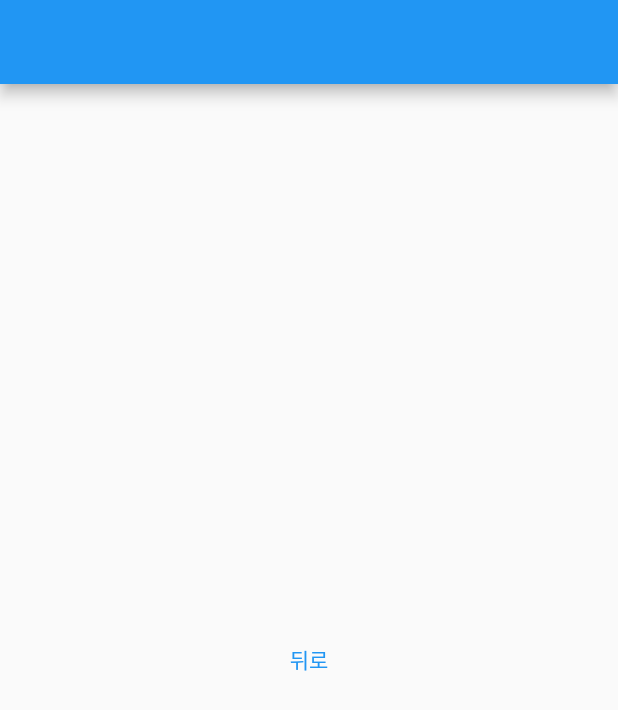
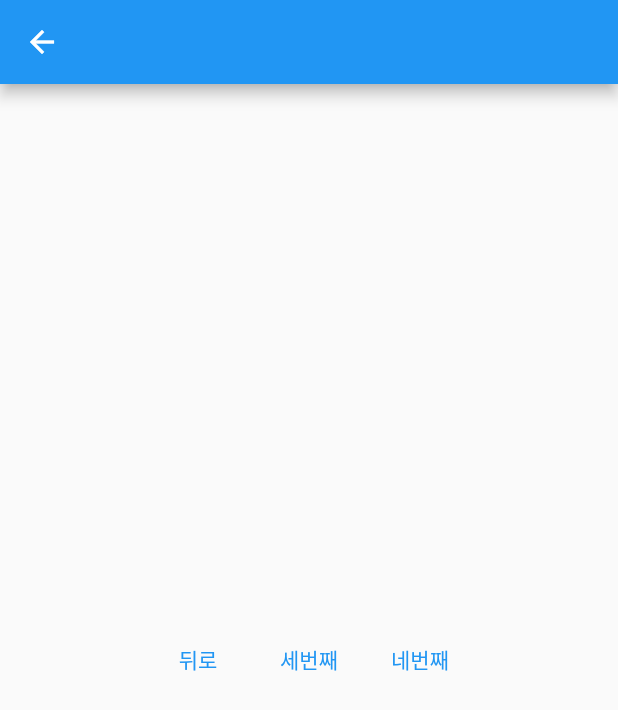
Before and after one commit to AppLutter/flutter-go-router-practice, a Flutter app: the HomeScreen screen opened by its route, after a tap on "123", on a phone screen of 412 x 824 dp. Shown: the top 710 px of the screen. Run offline on Flutter 3.47's test engine with Material 2 defaults, Android fonts, the phone set to English and light mode, and no system bars; our stand-ins replace go_router.

Commit message:
GoRouter 1차 공부 완료

```diff
--- a/lib/route.dart
+++ b/lib/route.dart
@@ -1,11 +1,29 @@
 import 'package:flutter/material.dart';
+import 'package:flutter_go_router_practice/screens/fourth_screen.dart';
 import 'package:flutter_go_router_practice/screens/home_screen.dart';
 import 'package:flutter_go_router_practice/screens/second_screen.dart';
+import 'package:flutter_go_router_practice/screens/third_screen.dart';
 import 'package:go_router/go_router.dart';
 
-final navigatorKey = GlobalKey<NavigatorState>();
+final _rootNavigatorKey = GlobalKey<NavigatorState>();
+final _shellNavigatorKey = GlobalKey<NavigatorState>();
 const rootScreen = '/';
-const secondScreen = '/second';
+const secondScreen = 'second';
+const thirdScreen = 'third';
+// const fourthScreen = 'fourth';
+const shellOneScreen = 'shellOne';
+const shellTwoScreen = 'shellTwo';
+
+const List<BottomNavigationBarItem> bottomItems = [
+  BottomNavigationBarItem(
+    icon: Icon(Icons.ac_unit),
+    label: shellOneScreen,
+  ),
+  BottomNavigationBarItem(
+    icon: Icon(Icons.access_alarm_rounded),
+    label: shellTwoScreen,
+  ),
+];
 
 class MyRouter {
   /// GoRouter : 앱의 경로 구성
@@ -39,21 +57,19 @@ class MyRouter {
 
     /// initialLocation: 초기 경로 설정
     /// 아무 설정 없으면 초기 경로 '/'
-    // initialLocation :
+    // initialLocation :rootScreen,
 
     /// observers : [NavigatorObserver]들의 목록 didPush, didPop 등의 [Navigator]의 상태 변화
     /// 또는 didRemove 등 [Route] 상태 변화에 따라 조치를 취하거나 단순 관찰할 때 쓰임
     // observers: <NavigatorObserver>[],
 
-
     /// navigatorKey: context 없이 참조할 때 쓰는 key..
     /// context가 없는 곳에서 사용한다기 보다는 이 key를 가지고 있는 Navigator가 context나 state가 있다면(not Null)
     /// 각종 정보를 얻거나 메서드 실행 가능
-    // navigatorKey:
+    navigatorKey: _rootNavigatorKey,
 
     /// debugLogDiagnostics : true 설정시 아래 경우를 로그로 출력함
     /// [Route] 전환시 발생한 에러, 현재 [Route]와 이전 [Route] 정보, [Route] 파라미터 정보
-
 
     /// restorationScopeId 등록 [Restoration] 참고
     // restorationScopeId:
@@ -65,6 +81,8 @@ class MyRouter {
       /// 일치하는 [parentNavigatorKey]가 있는 [Navigator]에 제공
       ///
       GoRoute(
+          // parentNavigatorKey: _rootNavigatorKey,
+
           /// name : 선택 옵션으로 경로의 이름
           /// 사용하는 경우 문자열 제공해야하며 빈 문자열 불가
           /// GoRouter.namedLocation에서 사용된다. 정확한 URI를 몰라도 이 경로를 탐색하는데 사용가능
@@ -76,22 +94,78 @@ class MyRouter {
           /// 보통 상태관리의 Status로 분기함
           // redirect: (context,state){},
           builder: (context, state) => const HomeScreen(),
+          routes: [
+            GoRoute(
+              // parentNavigatorKey: _rootNavigatorKey,
+              path: secondScreen,
+              builder: (context, state) => const SecondScreen(),
+            ),
+            GoRoute(
+              // parentNavigatorKey: _rootNavigatorKey,
+              path: thirdScreen,
+              name: thirdScreen,
+              builder: (context, state) => const ThirdScreen(),
+            ),
+            ShellRoute(
+              navigatorKey: _shellNavigatorKey,
+              builder: (context, state, child) => Scaffold(
+                appBar: AppBar(),
+                bottomNavigationBar: BottomNavigationBar(
+                  items: bottomItems,
+                  onTap: (index) {
+                    context.goNamed(bottomItems[index].label!);
+                  },
+                ),
+                body: child,
+              ),
+              routes: [
+                GoRoute(
+                  parentNavigatorKey: _shellNavigatorKey,
+                  path: shellOneScreen,
+                  name: shellOneScreen,
+                  pageBuilder: (context, state) => const NoTransitionPage(
+                    child: Center(
+                      child: Text('shell_1'),
+                    ),
+                  ),
+                ),
+                GoRoute(
+                  parentNavigatorKey: _shellNavigatorKey,
+                  path: shellTwoScreen,
+                  name: shellTwoScreen,
+                  pageBuilder: (context, state) => const NoTransitionPage(
+                    child: Center(
+                      child: Text('shell_2'),
+                    ),
+                  ),
+                ),
+              ],
+            ),
+          ]
 
           /// parentNavigatorKey : 화면을 표시할 [Navigator]를 지정하는 키(옵션)
           /// 루트 [Navigator]를 지정하면 가장 가까운 [ShellRoute] 조상 대신 해당 [Navigator]가 쌓임
           // parentNavigatorKey: navigatorKey,
+          ),
+
+      /// ShellRoute : 주변에 UI Shell로 둘러싸인 [Route]
+      // ShellRoute(
+      //   navigatorKey: _shellNavigatorKey,
+      //   builder: (context, state, child) => const FourthScreen(),
+      // ),
 
       /// pageBuilder : 이 경로의 페이지 빌더
       /// CupertinoPage 또는 CustomTransitionPage 사용 가능
-        pageBuilder: (context, state) => MaterialPage<void>(
-          key: state.pageKey,
-          child: const HomeScreen(),
-        ),
-      ),
-      GoRoute(
-        path: secondScreen,
-        builder: (context, state) => const SecondScreen(),
-      ),
+      ///
+      /// NoTransitionPage : CustomTransitionPage 중 하나로 마치 Route만 쌓는 것 처럼 아무 애니메이션 없음
+      // GoRoute(
+      //   parentNavigatorKey: _shellNavigatorKey,
+      //   path: secondScreen,
+      //   pageBuilder: (context, state) => NoTransitionPage<void>(
+      //     key: state.pageKey,
+      //     child: const SecondScreen(),
+      //   ),
+      // ),
     ],
   );
 }
--- a/lib/screens/home_screen.dart
+++ b/lib/screens/home_screen.dart
@@ -7,11 +7,13 @@ class HomeScreen extends StatelessWidget {
 
   @override
   Widget build(BuildContext context) {
+
     return Scaffold(
       appBar: AppBar(),
       body: TextButton(
         onPressed: () {
-          context.go(router.secondScreen);
+          context.go('/${router.secondScreen}');
+          // router.MyRouter.route.go(router.secondScreen);
         },
         child: Text('123'),
       ),
--- a/lib/screens/second_screen.dart
+++ b/lib/screens/second_screen.dart
@@ -10,11 +10,30 @@ class SecondScreen extends StatelessWidget {
     return Scaffold(
       appBar: AppBar(),
       body: Center(
-        child: TextButton(
-          onPressed: () {
-            context.go(router.rootScreen);
-          },
-          child: Text('뒤로'),
+        child: Row(
+          mainAxisAlignment: MainAxisAlignment.center,
+          children: [
+            TextButton(
+              onPressed: () {
+                context.go(router.rootScreen);
+              },
+              child: Text('뒤로'),
+            ),
+            const SizedBox(width: 10.0),
+            TextButton(
+              onPressed: () {
+                context.goNamed(router.thirdScreen);
+              },
+              child: Text('세번째'),
+            ),
+            const SizedBox(width: 10.0),
+            TextButton(
+              onPressed: () {
+                context.goNamed(router.shellOneScreen);
+              },
+              child: Text('네번째'),
+            ),
+          ],
         ),
       ),
     );
```
Also changed, not shown: lib/main.dart (+14 -0 lines), lib/screens/fifth_screen.dart (added, +17 -0 lines), lib/screens/fourth_screen.dart (added, +24 -0 lines), lib/screens/third_screen.dart (added, +17 -0 lines). Lines whose indentation alone changed are shown as unchanged.
